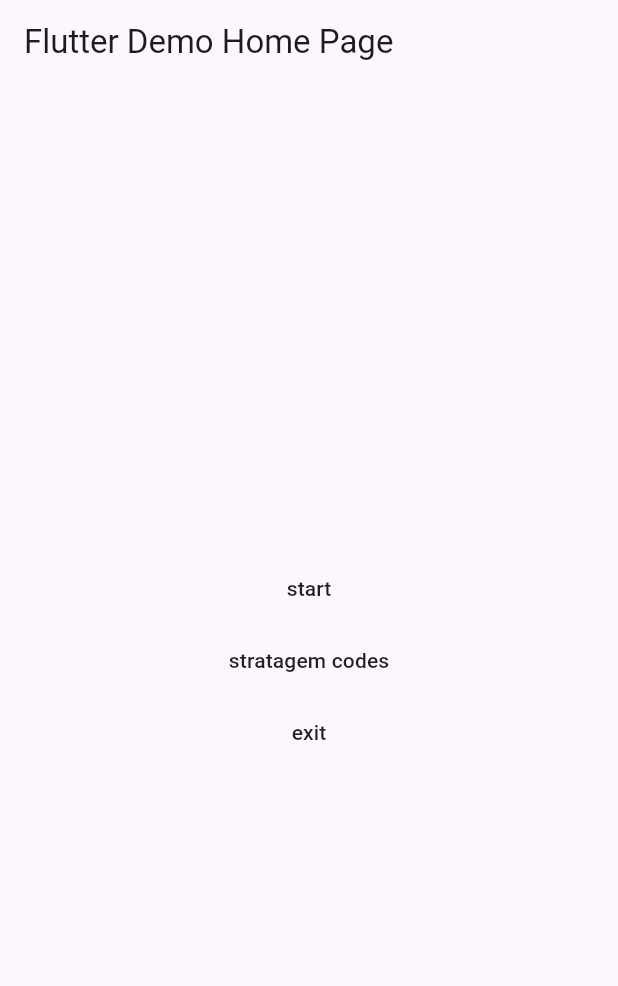
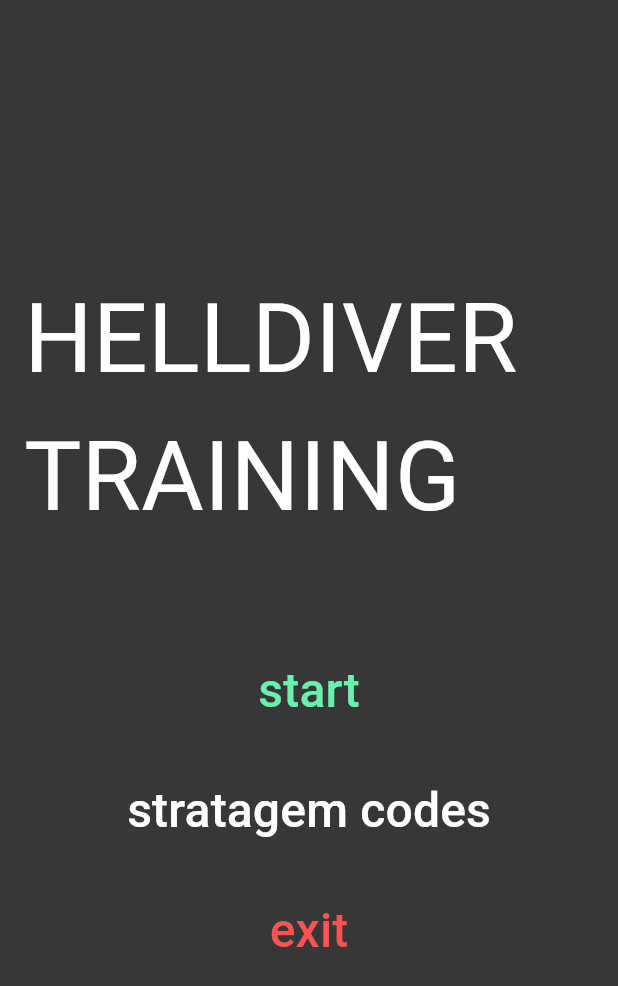
Before and after one commit to dennishenle/helldiver_training, a Flutter app: the screen it shows after launch, on a phone screen of 412 x 824 dp. Shown: the top 986 px of the screen. Run offline on Flutter 3.47's test engine with Material 3 defaults, Android fonts, the phone set to English and light mode, and no system bars; our stand-ins replace go_router.

Commit message:
feat: styled home page

```diff
--- a/lib/app.dart
+++ b/lib/app.dart
@@ -6,6 +6,9 @@
 
   @override
   Widget build(BuildContext context) {
-    return MaterialApp.router(routerConfig: router);
+    return MaterialApp.router(
+      routerConfig: router,
+      debugShowCheckedModeBanner: false,
+    );
   }
 }
--- a/lib/pages/home_page.dart
+++ b/lib/pages/home_page.dart
@@ -6,25 +6,62 @@
 
   @override
   Widget build(BuildContext context) {
+    final backgroundColor = Color.fromARGB(255, 55, 55, 55);
     return Scaffold(
-      appBar: AppBar(
-        title: Text(title),
-      ),
+      backgroundColor: backgroundColor,
       body: Center(
         child: Column(
           mainAxisAlignment: MainAxisAlignment.center,
           children: <Widget>[
-            MaterialButton(
-              child: Text('start'),
-              onPressed: () => print("pressed start"),
+            Padding(
+              padding: const EdgeInsets.all(16.0),
+              child: Text(
+                'HELLDIVER TRAINING',
+                style: TextStyle(
+                  color: Colors.white,
+                  fontSize: 64,
+                ),
+              ),
             ),
-            MaterialButton(
-              child: Text('stratagem codes'),
-              onPressed: () => print("pressed"),
+            SizedBox(height: 40),
+            Padding(
+              padding: const EdgeInsets.all(16.0),
+              child: MaterialButton(
+                child: Text(
+                  'start',
+                  style: TextStyle(
+                    color: Colors.greenAccent,
+                    fontSize: 32,
+                  ),
+                ),
+                onPressed: () => print("pressed start"),
+              ),
             ),
-            MaterialButton(
-              child: Text('exit'),
-              onPressed: () => print("pressed"),
+            Padding(
+              padding: const EdgeInsets.all(16.0),
+              child: MaterialButton(
+                child: Text(
+                  'stratagem codes',
+                  style: TextStyle(
+                    color: Colors.white,
+                    fontSize: 32,
+                  ),
+                ),
+                onPressed: () => print("pressed"),
+              ),
+            ),
+            Padding(
+              padding: const EdgeInsets.all(16.0),
+              child: MaterialButton(
+                child: Text(
+                  'exit',
+                  style: TextStyle(
+                    color: Colors.redAccent,
+                    fontSize: 32,
+                  ),
+                ),
+                onPressed: () => print("pressed"),
+              ),
             ),
           ],
         ),
```
